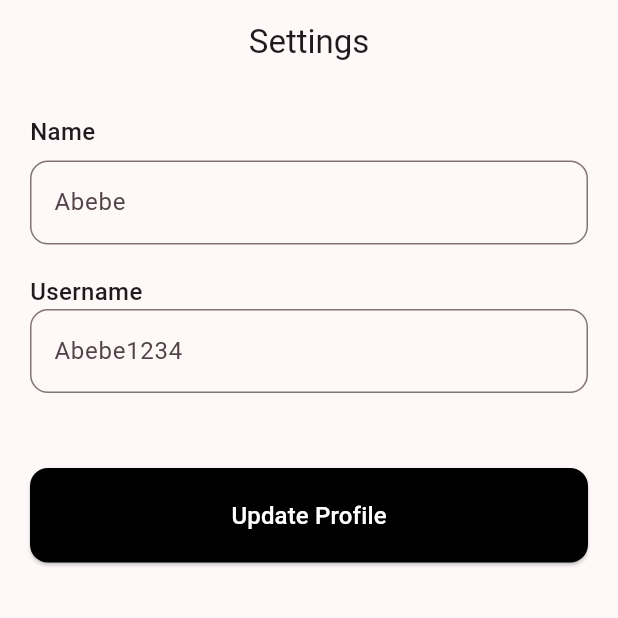
After one commit to MeshBase/mesh_mobile_chat_app, a Flutter app: the SettingsPage screen opened by its route, on a phone screen of 412 x 824 dp, the top half of it. The commit adds this screen. Run offline on Flutter 3.47's test engine with Material 3 defaults, Android fonts, the phone set to English and light mode, and no system bars; our stand-ins replace go_router; Roboto replaces fonts that are missing (Poppins).

Commit message:
Complete settings page, Fix chatprofile on clicked

```diff
--- a/lib/features/nearby_users/presentation/pages/nearby_users_page.dart
+++ b/lib/features/nearby_users/presentation/pages/nearby_users_page.dart
@@ -1,5 +1,7 @@
 import 'package:flutter/material.dart';
+import 'package:go_router/go_router.dart';
 import 'package:mesh_mobile/common/widgets/list_item.dart';
+import 'package:mesh_mobile/route_names.dart';
 
 class NearbyUsersPage extends StatelessWidget {
   const NearbyUsersPage({super.key});
@@ -52,6 +54,9 @@ class NearbyUsersPage extends StatelessWidget {
                   isOnline: user['isOnline']!,
                   initial: user['initial']!,
                   notificationCount: user['notificationCount'],
+                  onPressed: () {
+                    context.push(Routes.chat);
+                  },
                 );
               },
             ),
--- /dev/null
+++ b/lib/features/settings/presentation/pages/settings_page.dart
@@ -0,0 +1,90 @@
+import 'package:flutter/cupertino.dart';
+import 'package:flutter/material.dart';
+import 'package:go_router/go_router.dart';
+import 'package:mesh_mobile/common/widgets/button.dart';
+import 'package:mesh_mobile/route_names.dart';
+
+class SettingsPage extends StatefulWidget {
+  const SettingsPage({super.key});
+
+  @override
+  State<SettingsPage> createState() => _SettingsPageState();
+}
+
+class _SettingsPageState extends State<SettingsPage> {
+  final TextEditingController _nameController = TextEditingController();
+
+  @override
+  void initState() {
+    super.initState();
+    _nameController.addListener(() {});
+  }
+
+  @override
+  Widget build(BuildContext context) {
+    return Scaffold(
+      appBar: AppBar(
+        title: const Text("Settings"),
+        centerTitle: true,
+      ),
+      body: SafeArea(
+        child: Padding(
+          padding: const EdgeInsets.symmetric(horizontal: 20.0, vertical: 20.0),
+          child: Column(
+            crossAxisAlignment: CrossAxisAlignment.start,
+            mainAxisAlignment: MainAxisAlignment.start,
+            children: [
+              const Text(
+                "Name",
+                style: TextStyle(fontSize: 16, fontWeight: FontWeight.w500),
+              ),
+              const SizedBox(height: 8),
+              TextField(
+                controller: _nameController,
+                decoration: InputDecoration(
+                  hintText: "Abebe",
+                  border: OutlineInputBorder(
+                    borderRadius: BorderRadius.circular(12.0),
+                    borderSide: const BorderSide(color: Colors.black),
+                  ),
+                  focusedBorder: OutlineInputBorder(
+                    borderRadius: BorderRadius.circular(12.0),
+                    borderSide: const BorderSide(color: Colors.black),
+                  ),
+                ),
+              ),
+              const SizedBox(height: 20),
+              const Text(
+                "Username",
+                style: TextStyle(fontSize: 16, fontWeight: FontWeight.w500),
+              ),
+              TextField(
+                controller: _nameController,
+                decoration: InputDecoration(
+                  hintText: "Abebe1234",
+                  border: OutlineInputBorder(
+                    borderRadius: BorderRadius.circular(12.0),
+                    borderSide: const BorderSide(color: Colors.black),
+                  ),
+                  focusedBorder: OutlineInputBorder(
+                    borderRadius: BorderRadius.circular(12.0),
+                    borderSide: const BorderSide(color: Colors.black),
+                  ),
+                ),
+              ),
+              const SizedBox(height: 50),
+              CustomButton(
+                text: "Update Profile",
+                onPressed: () {
+                  context.go(Routes.home);
+                },
+                padding: const EdgeInsets.symmetric(vertical: 20),
+              ),
+              const SizedBox(height: 40),
+            ],
+          ),
+        ),
+      ),
+    );
+  }
+}
--- a/lib/home/presentation/pages/home_page.dart
+++ b/lib/home/presentation/pages/home_page.dart
@@ -1,8 +1,10 @@
 import 'package:flutter/material.dart';
+import 'package:go_router/go_router.dart';
 import 'package:mesh_mobile/common/widgets/search_bar.dart';
 import 'package:mesh_mobile/features/chat/presentation/pages/chat_list_page.dart';
 import 'package:mesh_mobile/features/nearby_users/presentation/pages/nearby_users_page.dart';
 import 'package:mesh_mobile/features/search/presentation/pages/search_users_page.dart';
+import 'package:mesh_mobile/route_names.dart';
 
 class Home extends StatefulWidget {
   const Home({super.key});
@@ -21,34 +23,34 @@ class _HomeState extends State<Home> {
     SearchUsersPage(),
   ];
 
-  final List<PreferredSizeWidget> _homePageAppBars = [
+  @override
+  Widget build(BuildContext context) {
+    return Scaffold(
+      appBar: <PreferredSizeWidget>[
         AppBar(title: const SearchBarWidget()),
         AppBar(
           title: const Text("Chats"),
           actions: [
-        // search and settings
             IconButton(
               icon: const Icon(Icons.search),
               onPressed: () {
-            print("Search button clicked");
+                setState(() {
+                  _selectedTabIndex = 2;
+                });
               },
             ),
-
             IconButton(
               icon: const Icon(Icons.settings),
               onPressed: () {
-            print("Settings button clicked");
+                context.push(Routes.settings);
               },
             ),
           ],
         ),
-    AppBar(title: const SearchBarWidget()),
-  ];
-
-  @override
-  Widget build(BuildContext context) {
-    return Scaffold(
-      appBar: _homePageAppBars[_selectedTabIndex],
+        AppBar(
+          title: const SearchBarWidget(),
+        ),
+      ][_selectedTabIndex],
       body: _homePages[_selectedTabIndex],
       bottomNavigationBar: BottomNavigationBar(
         currentIndex: _selectedTabIndex,
@@ -68,7 +70,6 @@ class _HomeState extends State<Home> {
         ],
         selectedItemColor: Colors.blue.shade900,
         onTap: (int index) {
-          print("Bottom Nav index $index selected");
           setState(() {
             _selectedTabIndex = index;
           });
--- a/lib/route_names.dart
+++ b/lib/route_names.dart
@@ -6,4 +6,5 @@ class Routes {
   static const search = '/search';
   static const chatList = '/chat_list';
   static const chat = '/chat';
+  static const settings = "/settings";
 }
--- a/lib/router.dart
+++ b/lib/router.dart
@@ -4,6 +4,7 @@ import 'package:mesh_mobile/features/chat/presentation/pages/chat_list_page.dart
 import 'package:mesh_mobile/features/nearby_users/presentation/pages/nearby_users_page.dart';
 import 'package:mesh_mobile/features/register/presentation/pages/register_page.dart';
 import 'package:mesh_mobile/features/search/presentation/pages/search_users_page.dart';
+import 'package:mesh_mobile/features/settings/presentation/pages/settings_page.dart';
 import 'package:mesh_mobile/home/presentation/pages/home_page.dart';
 import 'package:mesh_mobile/route_names.dart';
 
@@ -51,5 +52,11 @@ final GoRouter router = GoRouter(
         return ChatDetailPage();
       },
     ),
+    GoRoute(
+      path: Routes.settings,
+      builder: (context, state) {
+        return const SettingsPage();
+      },
+    )
   ],
 );
```
Lines whose indentation alone changed are shown as unchanged.
